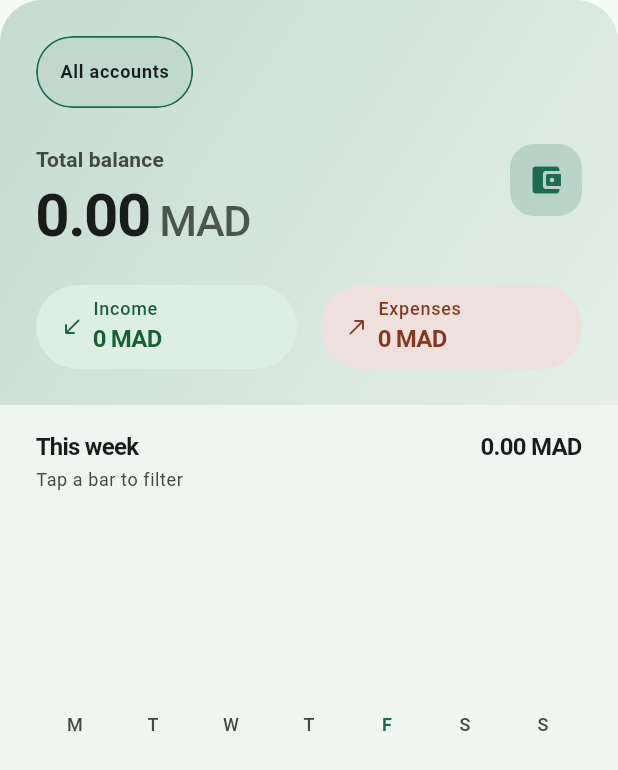
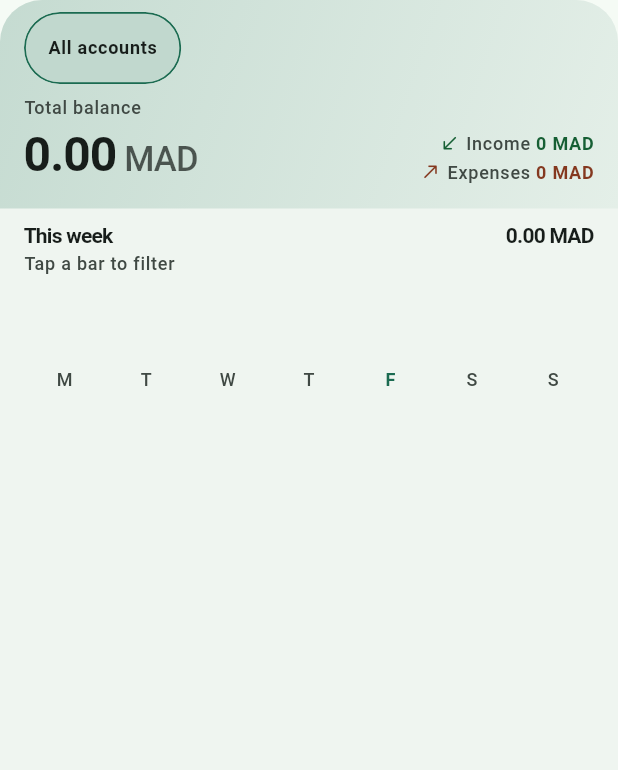
Before and after one commit to Abdogouhmad/walt, a Flutter app: the HomeSummaryCard widget shown alone on an empty page, opened directly, on a phone screen of 412 x 824 dp. Shown: the top 770 px of the screen. Run offline on Flutter 3.47's test engine with Material 3 defaults, Android fonts, the phone set to English and light mode, and no system bars; drawn by our look-alikes of fl_chart; our stand-ins replace flutter_local_notifications, flutter_markdown_plus, flutter_riverpod, flutter_slidable, freezed_annotation, go_router and 8 more; missing offline and left inert: currency_converter, ota_update; accounts and stored records are empty; network calls fail; Roboto replaces fonts that are missing (RobotoFlex); statements that could not run were skipped.

Commit message:
feat(home): compact the summary card
Drop the account badge and the pair of stat pills, put income/expense as
inline mini stats beside a smaller balance, tighten the spacing and halve the
weekly chart. Add a height guard to the summary card test so it stays a
summary rather than a dashboard.

```diff
--- a/lib/features/home/widgets/home_summary_card.dart
+++ b/lib/features/home/widgets/home_summary_card.dart
@@ -20,8 +20,6 @@ import 'package:walt_ui/walt_ui.dart';
 /// cannot destroy contrast.
 class HomeSummaryCard extends ConsumerWidget {
   const HomeSummaryCard({super.key});
-
-  static const double _chartHeight = 148;
 
   @override
   Widget build(BuildContext context, WidgetRef ref) {
@@ -108,7 +106,12 @@ class HomeSummaryCard extends ConsumerWidget {
                 ),
               ),
               child: Padding(
-                padding: const EdgeInsets.all(AppSpacing.lg),
+                padding: const EdgeInsets.fromLTRB(
+                  AppSpacing.md,
+                  AppSpacing.sm,
+                  AppSpacing.md,
+                  AppSpacing.md,
+                ),
                 child: Column(
                   crossAxisAlignment: CrossAxisAlignment.start,
                   children: [
@@ -124,9 +127,9 @@ class HomeSummaryCard extends ConsumerWidget {
                         ref.read(selectedDayProvider.notifier).state = null;
                       },
                     ),
-                    const SizedBox(height: AppSpacing.lg),
+                    const SizedBox(height: AppSpacing.sm),
                     Row(
-                      crossAxisAlignment: CrossAxisAlignment.start,
+                      crossAxisAlignment: CrossAxisAlignment.end,
                       children: [
                         Expanded(
                           child: Column(
@@ -135,11 +138,11 @@ class HomeSummaryCard extends ConsumerWidget {
                             children: [
                               Text(
                                 'Total balance',
-                                style: theme.textTheme.labelLarge?.copyWith(
+                                style: theme.textTheme.labelMedium?.copyWith(
                                   color: scheme.onSurfaceVariant,
                                 ),
                               ),
-                              const SizedBox(height: AppSpacing.xs),
+                              const SizedBox(height: 2),
                               AmountText(
                                 amount: summary.balance,
                                 currency: currency,
@@ -147,36 +150,36 @@ class HomeSummaryCard extends ConsumerWidget {
                                 showSign: false,
                                 color: scheme.onSurface,
                                 animate: true,
-                                fontSize: 40,
-                                style: theme.textTheme.displayMedium,
+                                fontSize: 32,
+                                style: theme.textTheme.headlineMedium,
                               ),
                             ],
                           ),
                         ),
-                        const SizedBox(width: AppSpacing.md),
-                        _AccountBadge(account: account, accent: accent),
-                      ],
-                    ),
-                    const SizedBox(height: AppSpacing.lg),
-                    Row(
+                        const SizedBox(width: AppSpacing.sm),
+                        // Capped so a long income/expense figure or a large
+                        // text scale cannot squeeze the balance off the card;
+                        // the stat labels ellipsize instead.
+                        ConstrainedBox(
+                          constraints: const BoxConstraints(maxWidth: 168),
+                          child: Column(
+                            crossAxisAlignment: CrossAxisAlignment.end,
+                            mainAxisSize: MainAxisSize.min,
                             children: [
-                        Expanded(
-                          child: StatPill(
+                              _MiniStat(
+                                icon: Icons.south_west_rounded,
                                 label: 'Income',
                                 amount: _amount(summary.income, currency),
-                            icon: Icons.south_west_rounded,
-                            foreground: WaltColors.of(context).income,
-                            background: WaltColors.of(context).incomeContainer,
+                                color: WaltColors.of(context).income,
                               ),
-                        ),
-                        const SizedBox(width: AppSpacing.md),
-                        Expanded(
-                          child: StatPill(
+                              const SizedBox(height: 2),
+                              _MiniStat(
+                                icon: Icons.north_east_rounded,
                                 label: 'Expenses',
                                 amount: _amount(summary.expenses, currency),
-                            icon: Icons.north_east_rounded,
-                            foreground: WaltColors.of(context).expense,
-                            background: WaltColors.of(context).expenseContainer,
+                                color: WaltColors.of(context).expense,
+                              ),
+                            ],
                           ),
                         ),
                       ],
@@ -187,10 +190,10 @@ class HomeSummaryCard extends ConsumerWidget {
             ),
             Padding(
               padding: const EdgeInsets.fromLTRB(
-                AppSpacing.lg,
                 AppSpacing.md,
-                AppSpacing.lg,
-                AppSpacing.lg,
+                AppSpacing.sm,
+                AppSpacing.md,
+                AppSpacing.md,
               ),
               child: Column(
                 crossAxisAlignment: CrossAxisAlignment.stretch,
@@ -205,37 +208,36 @@ class HomeSummaryCard extends ConsumerWidget {
                           children: [
                             Text(
                               'This week',
-                              style: theme.textTheme.titleMedium,
+                              style: theme.textTheme.titleSmall,
                             ),
-                            const SizedBox(height: 2),
                             Text(
                               selectedDay == null
                                   ? 'Tap a bar to filter'
                                   : dayLabel(activeDay),
                               maxLines: 1,
                               overflow: TextOverflow.ellipsis,
-                              style: theme.textTheme.bodySmall?.copyWith(
+                              style: theme.textTheme.labelSmall?.copyWith(
                                 color: scheme.onSurfaceVariant,
                               ),
                             ),
                           ],
                         ),
                       ),
-                      const SizedBox(width: AppSpacing.md),
+                      const SizedBox(width: AppSpacing.sm),
                       Text(
                         MoneyFormat.withCode(weekTotal, currency: currency),
-                        style: theme.textTheme.titleMedium?.copyWith(
+                        style: theme.textTheme.titleSmall?.copyWith(
                           fontWeight: FontWeight.w700,
                           fontFeatures: const [FontFeature.tabularFigures()],
                         ),
                       ),
                     ],
                   ),
-                  const SizedBox(height: AppSpacing.md),
+                  const SizedBox(height: AppSpacing.xs),
                   Semantics(
                     label: _chartSemantics(days, amounts, currency),
                     child: SizedBox(
-                      height: _chartHeight,
+                      height: 72,
                       child: BarChart(
                         _chartData(
                           context: context,
@@ -345,7 +347,7 @@ class HomeSummaryCard extends ConsumerWidget {
         bottomTitles: AxisTitles(
           sideTitles: SideTitles(
             showTitles: true,
-            reservedSize: 24,
+            reservedSize: 20,
             getTitlesWidget: (value, meta) {
               final index = value.toInt();
               if (index < 0 || index >= days.length) {
@@ -354,7 +356,7 @@ class HomeSummaryCard extends ConsumerWidget {
               final highlighted = sameDay(days[index], activeDay);
               return SideTitleWidget(
                 meta: meta,
-                space: 6,
+                space: 4,
                 child: Text(
                   _initials[days[index].weekday - 1],
                   style: theme.textTheme.labelSmall?.copyWith(
@@ -374,7 +376,7 @@ class HomeSummaryCard extends ConsumerWidget {
           barRods: [
             BarChartRodData(
               toY: amounts[index],
-              width: 22,
+              width: 16,
               borderRadius: const BorderRadius.vertical(
                 top: Radius.circular(AppRadius.xs),
               ),
@@ -518,36 +520,61 @@ class _AccountChip extends StatelessWidget {
   }
 }
 
-/// The account's initial in a tonal squircle, mirroring a category artwork.
-class _AccountBadge extends StatelessWidget {
-  const _AccountBadge({required this.account, required this.accent});
+/// One of the two small income/expense figures beside the balance.
+///
+/// A full [StatPill] was a second and third card inside the card; at a glance
+/// the two figures only need to be readable, not boxed.
+class _MiniStat extends StatelessWidget {
+  const _MiniStat({
+    required this.icon,
+    required this.label,
+    required this.amount,
+    required this.color,
+  });
 
-  final WaltAccount? account;
-  final Color accent;
+  final IconData icon;
+  final String label;
+  final String amount;
+  final Color color;
 
   @override
   Widget build(BuildContext context) {
     final theme = Theme.of(context);
-    final initial = (account?.name.trim().isNotEmpty ?? false)
-        ? account!.name.trim().characters.first.toUpperCase()
-        : null;
+    final scheme = theme.colorScheme;
 
-    return Container(
-      width: 48,
-      height: 48,
-      decoration: BoxDecoration(
-        color: accent.withValues(alpha: 0.18),
-        borderRadius: BorderRadius.circular(AppRadius.md),
+    return Semantics(
+      label: '$label: $amount',
+      excludeSemantics: true,
+      child: Row(
+        mainAxisSize: MainAxisSize.min,
+        children: [
+          Icon(icon, size: 14, color: color),
+          const SizedBox(width: AppSpacing.xs),
+          Flexible(
+            child: Text.rich(
+              TextSpan(
+                children: [
+                  TextSpan(
+                    text: '$label ',
+                    style: theme.textTheme.labelSmall?.copyWith(
+                      color: scheme.onSurfaceVariant,
                     ),
-      alignment: Alignment.center,
-      child: initial == null
-          ? Icon(Icons.account_balance_wallet_rounded, color: accent)
-          : Text(
-              initial,
-              style: theme.textTheme.titleMedium?.copyWith(
-                color: accent,
+                  ),
+                  TextSpan(
+                    text: amount,
+                    style: theme.textTheme.labelMedium?.copyWith(
+                      color: color,
                       fontWeight: FontWeight.w700,
+                      fontFeatures: const [FontFeature.tabularFigures()],
                     ),
+                  ),
+                ],
+              ),
+              maxLines: 1,
+              overflow: TextOverflow.ellipsis,
+            ),
+          ),
+        ],
       ),
     );
   }
```
Also changed, not shown: 1 other file. Lines whose indentation alone changed are shown as unchanged.
